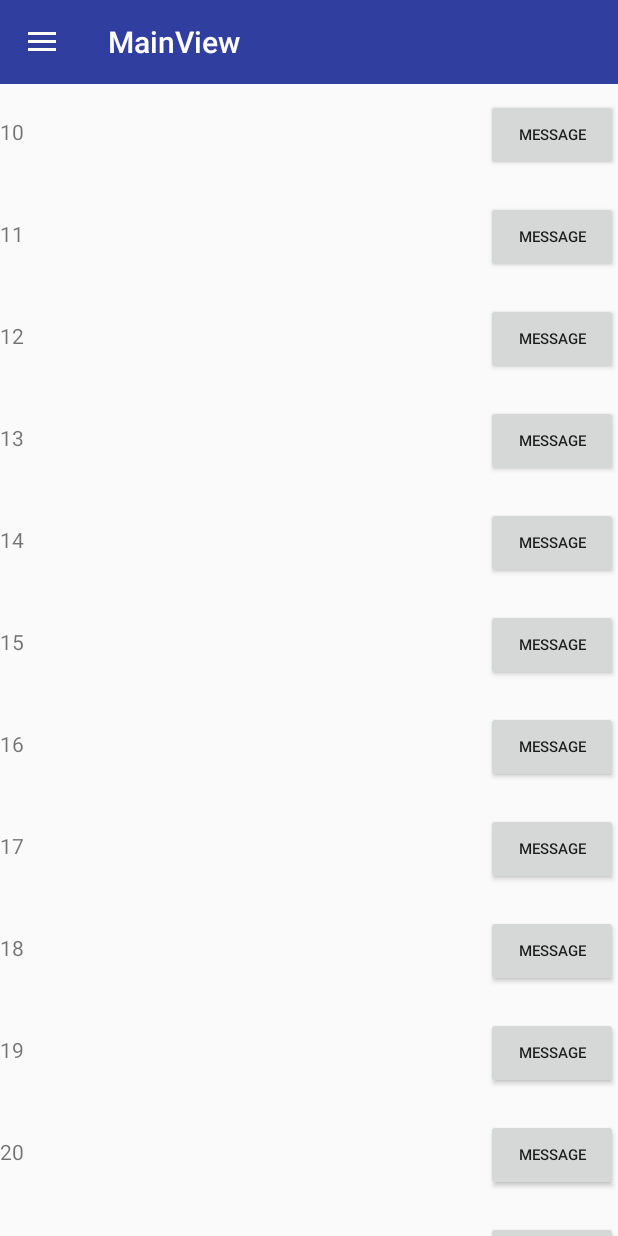
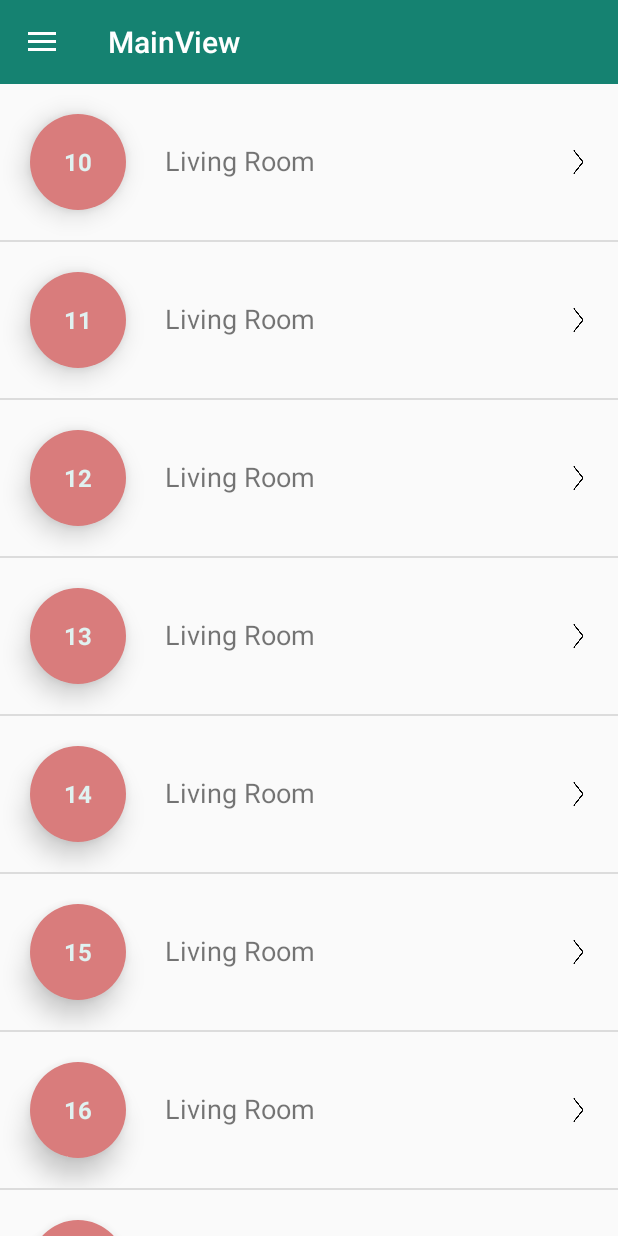
Before and after one commit to alexovits/tempr-android-app, an Android app: the screen it shows after launch (MainView), on a phone screen of 412 x 824 dp. Run offline under Robolectric (Android 15) with nearby library versions, the phone set to English and light mode, and no system bars.

Commit message:
Redesign on Dashboard and add Detailed page boilerplate

```diff
--- a/app/src/main/java/edu/ubb/tempr/feature/MainView.java
+++ b/app/src/main/java/edu/ubb/tempr/feature/MainView.java
@@ -3,6 +3,7 @@ package edu.ubb.tempr.feature;
 import android.content.res.Configuration;
 import android.os.Bundle;
 import android.support.v4.app.Fragment;
+import android.support.v7.widget.DividerItemDecoration;
 import android.support.v7.widget.LinearLayoutManager;
 import android.support.v7.widget.RecyclerView;
 import android.util.Log;
@@ -66,6 +67,7 @@ public class MainView extends AppCompatActivity{
         HeatingCircuitAdapter heatingCircuitAdapter = new HeatingCircuitAdapter(this, heatingCircuitList);
         recyclerView.setAdapter(heatingCircuitAdapter);
         recyclerView.setLayoutManager(new LinearLayoutManager(this));
+        recyclerView.addItemDecoration(new DividerItemDecoration(this, DividerItemDecoration.VERTICAL));
     }
 
     private void changeCircleShapeColor(){
--- a/app/src/main/java/edu/ubb/tempr/feature/dashboard/DashboardFragment.java
+++ b/app/src/main/java/edu/ubb/tempr/feature/dashboard/DashboardFragment.java
@@ -24,6 +24,7 @@ public class DashboardFragment extends Fragment {
     @Override
     public View onCreateView(LayoutInflater inflater, ViewGroup container,
                              Bundle savedInstanceState) {
+
         // Inflate the layout for this fragment
         return inflater.inflate(R.layout.fragment_dashboard, container, false);
     }
--- a/app/src/main/java/edu/ubb/tempr/feature/dashboard/adapter/HeatingCircuitAdapter.java
+++ b/app/src/main/java/edu/ubb/tempr/feature/dashboard/adapter/HeatingCircuitAdapter.java
@@ -52,8 +52,9 @@ public class HeatingCircuitAdapter extends RecyclerView.Adapter<HeatingCircuitAd
         // Set item views based on your views and data model
         TextView textView = viewHolder.nameTextView;
         textView.setText(Integer.toString(heatingCircuit.getCurrentTemperature()));
-        Button button = viewHolder.messageButton;
-        button.setText("Message");
+        textView.setWidth(0);
+        //Button button = viewHolder.messageButton;
+        //button.setText("Message");
     }
 
     @Override
@@ -67,7 +68,7 @@ public class HeatingCircuitAdapter extends RecyclerView.Adapter<HeatingCircuitAd
         // Your holder should contain a member variable
         // for any view that will be set as you render a row
         public TextView nameTextView;
-        public Button messageButton;
+        //public Button messageButton;
 
         // We also create a constructor that accepts the entire item row
         // and does the view lookups to find each subview
@@ -77,7 +78,7 @@ public class HeatingCircuitAdapter extends RecyclerView.Adapter<HeatingCircuitAd
             super(itemView);
 
             nameTextView = (TextView) itemView.findViewById(R.id.contact_name);
-            messageButton = (Button) itemView.findViewById(R.id.message_button);
+            //messageButton = (Button) itemView.findViewById(R.id.message_button);
         }
     }
 
--- /dev/null
+++ b/app/src/main/res/drawable/heatingcircuit_item_ripple.xml
@@ -0,0 +1,13 @@
+<?xml version="1.0" encoding="utf-8"?>
+<ripple xmlns:android="http://schemas.android.com/apk/res/android"
+    xmlns:tools="http://schemas.android.com/tools"
+    android:color="#c1c1c1"
+    tools:targetApi="lollipop">
+    <item android:id="@android:id/mask">
+        <shape android:shape="rectangle">
+            <solid android:color="#c1c1c1" />
+        </shape>
+    </item>
+
+
+</ripple>
--- a/app/src/main/res/drawable/text_view_circle.xml
+++ b/app/src/main/res/drawable/text_view_circle.xml
@@ -1,15 +1,15 @@
 <?xml version="1.0" encoding="utf-8"?>
 <shape xmlns:android="http://schemas.android.com/apk/res/android">
-    <solid android:color="#fff"/>
-    <stroke
-        android:width="4dp"
-        android:color="#000"
-        />
-
+    <solid android:color="#d97c7c"/>
+    <!--If you wish to set stroke-->
+    <!--<stroke-->
+        <!--android:width="1dp"-->
+        <!--android:color="#9e9e9e"-->
+        <!--/>-->
     <corners
-        android:bottomLeftRadius="500dp"
-        android:bottomRightRadius="500dp"
-        android:topLeftRadius="500dp"
-        android:topRightRadius="500dp"
+        android:bottomLeftRadius="50dp"
+        android:bottomRightRadius="50dp"
+        android:topLeftRadius="50dp"
+        android:topRightRadius="50dp"
         />
 </shape>
--- a/app/src/main/res/layout/fragment_dashboard.xml
+++ b/app/src/main/res/layout/fragment_dashboard.xml
@@ -4,7 +4,6 @@
     android:layout_height="match_parent"
     tools:context="edu.ubb.tempr.feature.dashboard.DashboardFragment">
 
-    <!-- TODO: Update blank fragment layout -->
     <TextView
         android:layout_width="match_parent"
         android:layout_height="match_parent"
--- a/app/src/main/res/layout/item_heatingcircuit.xml
+++ b/app/src/main/res/layout/item_heatingcircuit.xml
@@ -4,23 +4,45 @@
     android:orientation="horizontal"
     android:layout_width="match_parent"
     android:layout_height="wrap_content"
-    android:paddingTop="10dp"
-    android:paddingBottom="10dp"
+    android:paddingTop="20dp"
+    android:paddingBottom="20dp"
+    android:paddingLeft="20dp"
+    android:paddingRight="20dp"
+    android:clipToPadding="false"
+    android:background="@drawable/heatingcircuit_item_ripple"
+    android:clickable="true"
     >
 
     <TextView
         android:id="@+id/contact_name"
-        android:layout_width="0dp"
-        android:layout_height="wrap_content"
-        android:layout_weight="1"
+        android:layout_width="64dp"
+        android:layout_height="64dp"
+        android:gravity="center"
+        android:background="@drawable/text_view_circle"
+        android:textSize="16dp"
+        android:textStyle="bold"
+        android:textColor="#E0F2F1"
+        android:elevation="10dp"
+        android:clickable="true"
         />
 
-    <Button
+    <TextView
         android:id="@+id/message_button"
         android:layout_width="wrap_content"
         android:layout_height="wrap_content"
         android:paddingLeft="16dp"
         android:paddingRight="16dp"
-        android:textSize="10sp"
-        />
+        android:textSize="18sp"
+        android:gravity="left"
+        android:layout_weight="30"
+        android:layout_marginLeft="10dp"
+        android:layout_marginRight="10dp"
+        android:text="Living Room" />
+
+    <ImageView
+        android:layout_width="7dp"
+        android:layout_height="16dp"
+        android:layout_gravity="center"
+        android:layout_weight="1"
+        android:background="@drawable/forward"/>
 </LinearLayout>
--- a/app/src/main/res/values-v21/styles.xml
+++ b/app/src/main/res/values-v21/styles.xml
@@ -1,6 +1,6 @@
 <resources>
 
-    <style name="AppTheme.NoActionBar">
+    <style name="AppTheme.ActionBar">
         <item name="windowActionBar">false</item>
         <item name="windowNoTitle">true</item>
         <item name="android:windowDrawsSystemBarBackgrounds">true</item>
--- a/app/src/main/res/values/colors.xml
+++ b/app/src/main/res/values/colors.xml
@@ -1,6 +1,12 @@
 <?xml version="1.0" encoding="utf-8"?>
 <resources>
-    <color name="colorPrimary">#3F51B5</color>
-    <color name="colorPrimaryDark">#303F9F</color>
-    <color name="colorAccent">#FF4081</color>
+    <color name="primary">#009688</color>
+    <color name="primary_dark">#158271</color>
+    <color name="primary_light">#B2DFDB</color>
+    <color name="accent">#03A9F4</color>
+    <color name="primary_text">#212121</color>
+    <color name="secondary_text">#757575</color>
+    <color name="icons">#FFFFFF</color>
+    <color name="divider">#BDBDBD</color>
+    <color name="canvas">#EEEEEE</color>
 </resources>
--- a/app/src/main/res/values/strings.xml
+++ b/app/src/main/res/values/strings.xml
@@ -22,4 +22,5 @@
 
     <!-- TODO: Remove or change this placeholder text -->
     <string name="hello_blank_fragment">Hello blank fragment</string>
+    <string name="title_activity_heating_circuit_detailed_view">HeatingCircuitDetailedView</string>
 </resources>
--- a/app/src/main/res/values/styles.xml
+++ b/app/src/main/res/values/styles.xml
@@ -1,11 +1,11 @@
 <resources>
 
     <!-- Base application theme. -->
-    <style name="AppTheme" parent="Theme.AppCompat.Light.NoActionBar">
+    <style name="AppTheme" parent="Theme.AppCompat.Light.DarkActionBar">
         <!-- Customize your theme here. -->
-        <item name="colorPrimary">@color/colorPrimary</item>
-        <item name="colorPrimaryDark">@color/colorPrimaryDark</item>
-        <item name="colorAccent">@color/colorAccent</item>
+        <item name="colorPrimary">@color/primary</item>
+        <item name="colorPrimaryDark">@color/primary_dark</item>
+        <item name="colorAccent">@color/accent</item>
         <!--<item name="windowTranslucentStatus">true</item>-->
     </style>
 
@@ -14,4 +14,8 @@
         <item name="windowNoTitle">true</item>
     </style>
 
+    <style name="AppTheme.AppBarOverlay" parent="ThemeOverlay.AppCompat.Dark.ActionBar" />
+
+    <style name="AppTheme.PopupOverlay" parent="ThemeOverlay.AppCompat.Light" />
+
 </resources>
```
Also changed, not shown: app/src/main/AndroidManifest.xml (+13 -12 lines), app/src/main/java/edu/ubb/tempr/feature/heatingcircuit/HeatingCircuitDetailedView.java (added, +31 -0 lines), app/src/main/res/layout/activity_heating_circuit_detailed_view.xml (added, +34 -0 lines), app/src/main/res/layout/content_heating_circuit_detailed_view.xml (added, +22 -0 lines), app/src/main/res/drawable/forward.png (added).
